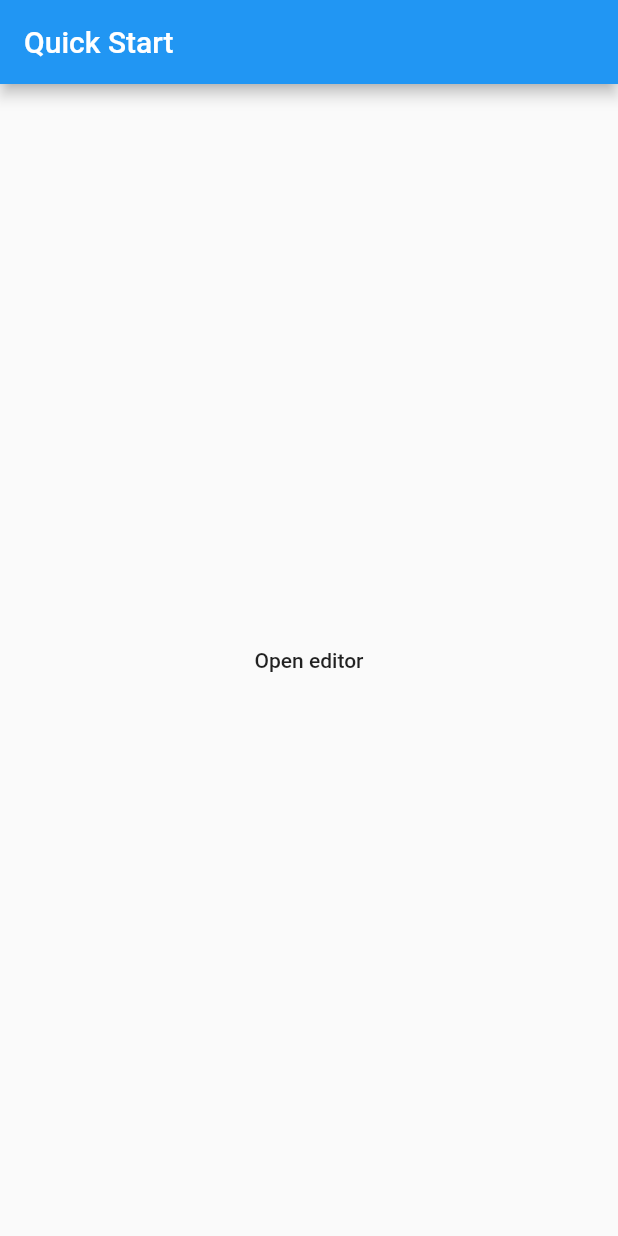
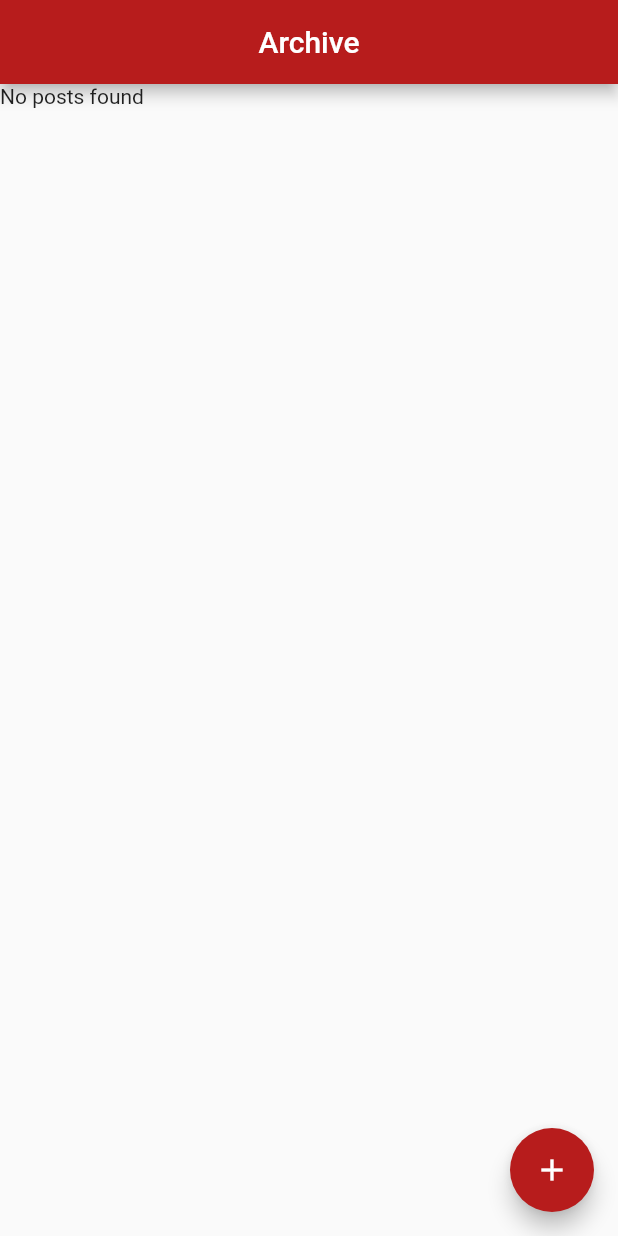
Before and after one commit to Sputznik/auth, a Flutter app: the screen it shows after launch, on a phone screen of 412 x 824 dp. Run offline on Flutter 3.47's test engine with Material 2 defaults, Android fonts, the phone set to English and light mode, and no system bars; missing offline and left inert: quill_delta, zefyr.

Commit message:
Added class for file operations

```diff
--- /dev/null
+++ b/lib/archive.dart
@@ -0,0 +1,53 @@
+import 'dart:convert';
+
+import 'package:auth/file.dart';
+import 'package:flutter/material.dart';
+import 'package:quill_delta/quill_delta.dart';
+
+class Archive extends StatefulWidget {
+  @override
+  _ArchiveState createState() => _ArchiveState();
+}
+
+class _ArchiveState extends State<Archive> {
+  String fileData;
+
+
+  @override
+  Widget build(BuildContext context) {
+    return Scaffold(
+      appBar: AppBar(
+        title: Text('Archive'),
+        centerTitle: true,
+        backgroundColor: Colors.red[900],
+      ),
+      body: (fileData) != null ? Text(fileData): Text('No posts found'),
+      floatingActionButton: FloatingActionButton(
+        onPressed: (){
+          Navigator.pushNamed(context, '/editor').then((value){
+
+            fileHelper helper = fileHelper();
+            helper.readFileContents().then((data){
+              setState(() {
+                data.forEach((k,v){
+                  print(k);
+                });
+              });
+
+              //data.forEach((key,value)) => print('${key}');
+
+              //print(data.runtimeType);
+            });
+
+
+          });
+          print('button clicked');
+        },
+        child: Icon(
+          Icons.add,
+        ),
+        backgroundColor: Colors.red[900],
+      ),
+    );
+  }
+}
--- a/lib/main.dart
+++ b/lib/main.dart
@@ -4,7 +4,7 @@ import 'dart:convert';
 import 'package:http/http.dart' as http;
 
 import './zefyr_editor.dart';
-
+import 'archive.dart';
 
 void main() {
   runApp(QuickStartApp());
@@ -15,8 +15,9 @@ class QuickStartApp extends StatelessWidget {
   Widget build(BuildContext context) {
     return MaterialApp(
       title: 'Quick Start',
-      home: HomePage(),
+      initialRoute: '/',
       routes: {
+        "/": (context) => Archive(),
         "/editor": (context) => EditorPage(),
       },
     );
```
Also changed, not shown: lib/file.dart (added, +28 -0 lines), lib/zefyr_editor.dart (+45 -15 lines).
